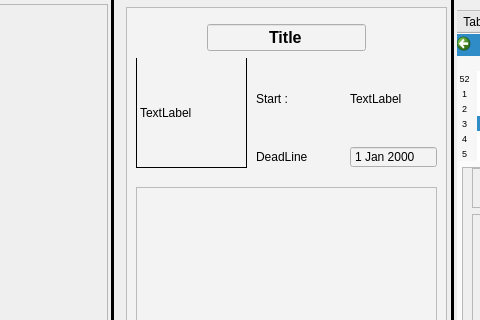
The window that NewMe/homepage.ui (SorasitWang/QtTutorial) describes before a commit, drawn with Qt 5; both pictures show x 222 to 702 and y 0 to 320 of the 1011 by 557 pixel window.
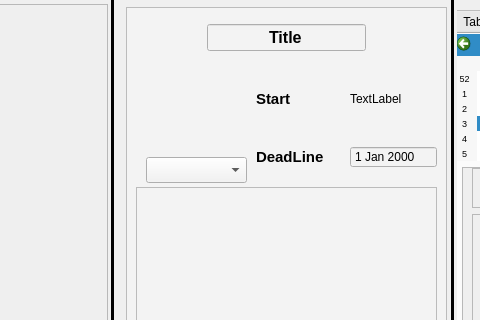
The same window after the commit.

Commit message: [NewMe] init type and icon

```diff
--- a/NewMe/homepage.ui
+++ b/NewMe/homepage.ui
@@ -165,17 +165,17 @@
            <widget class="QLabel" name="label">
             <property name="geometry">
              <rect>
-              <x>10</x>
+              <x>20</x>
               <y>50</y>
-              <width>111</width>
-              <height>111</height>
+              <width>101</width>
+              <height>91</height>
              </rect>
             </property>
             <property name="frameShape">
-             <enum>QFrame::Box</enum>
+             <enum>QFrame::NoFrame</enum>
             </property>
             <property name="text">
-             <string>TextLabel</string>
+             <string/>
             </property>
            </widget>
            <widget class="QWidget" name="verticalLayoutWidget_5">
@@ -192,8 +192,14 @@
               <layout class="QHBoxLayout" name="horizontalLayout_4">
                <item>
                 <widget class="QLabel" name="label_4">
+                 <property name="font">
+                  <font>
+                   <pointsize>11</pointsize>
+                   <bold>true</bold>
+                  </font>
+                 </property>
                  <property name="text">
-                  <string>Start :</string>
+                  <string>Start </string>
                  </property>
                 </widget>
                </item>
@@ -210,6 +216,12 @@
               <layout class="QHBoxLayout" name="horizontalLayout_6">
                <item>
                 <widget class="QLabel" name="label_3">
+                 <property name="font">
+                  <font>
+                   <pointsize>11</pointsize>
+                   <bold>true</bold>
+                  </font>
+                 </property>
                  <property name="text">
                   <string>DeadLine</string>
                  </property>
@@ -298,6 +310,22 @@
              </item>
             </layout>
            </widget>
+           <widget class="QComboBox" name="type">
+            <property name="geometry">
+             <rect>
+              <x>20</x>
+              <y>150</y>
+              <width>101</width>
+              <height>26</height>
+             </rect>
+            </property>
+            <property name="editable">
+             <bool>false</bool>
+            </property>
+            <property name="placeholderText">
+             <string>selectType</string>
+            </property>
+           </widget>
           </widget>
          </item>
          <item>
```
Left out of the diff: 2 changed lines with no effect on the pictures. The commit also changes 12 other files.
